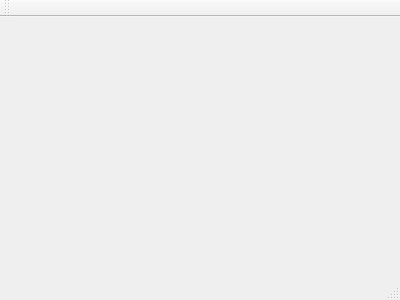
First picture: the form in Basketball-Simulation/gamesimulation.ui, repository mmorth/Basketball-Simulation-QT, before the edit.
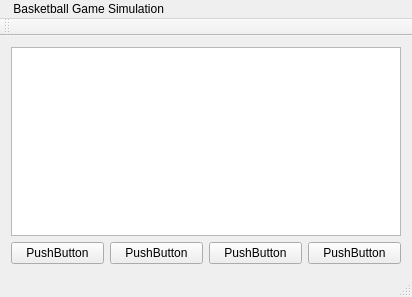
Second picture: the form after the edit.

Commit message: Setup basic dynamically resizing initial window.

The edit to the form file:
```diff
--- a/Basketball-Simulation/gamesimulation.ui
+++ b/Basketball-Simulation/gamesimulation.ui
@@ -1,24 +1,87 @@
 <ui version="4.0">
  <class>GameSimulation</class>
- <widget class="QMainWindow" name="GameSimulation" >
-  <property name="geometry" >
+ <widget class="QMainWindow" name="GameSimulation">
+  <property name="geometry">
    <rect>
     <x>0</x>
     <y>0</y>
-    <width>400</width>
-    <height>300</height>
+    <width>412</width>
+    <height>297</height>
    </rect>
   </property>
   <property name="windowTitle" >
    <string>GameSimulation</string>
   </property>
-  <widget class="QMenuBar" name="menuBar" />
-  <widget class="QToolBar" name="mainToolBar" />
-  <widget class="QWidget" name="centralWidget" />
-  <widget class="QStatusBar" name="statusBar" />
+  <widget class="QWidget" name="centralWidget">
+   <layout class="QVBoxLayout" name="verticalLayout_2">
+    <item>
+     <layout class="QVBoxLayout" name="verticalLayout">
+      <item>
+       <widget class="QTableWidget" name="tableWidget"/>
+      </item>
+      <item>
+       <layout class="QHBoxLayout" name="horizontalLayout">
+        <item>
+         <widget class="QPushButton" name="pushButton">
+          <property name="text">
+           <string>PushButton</string>
+          </property>
+         </widget>
+        </item>
+        <item>
+         <widget class="QPushButton" name="pushButton_2">
+          <property name="text">
+           <string>PushButton</string>
+          </property>
+         </widget>
+        </item>
+        <item>
+         <widget class="QPushButton" name="pushButton_3">
+          <property name="text">
+           <string>PushButton</string>
+          </property>
+         </widget>
+        </item>
+        <item>
+         <widget class="QPushButton" name="pushButton_4">
+          <property name="text">
+           <string>PushButton</string>
+          </property>
+         </widget>
+        </item>
+       </layout>
+      </item>
+     </layout>
+    </item>
+   </layout>
+  </widget>
+  <widget class="QMenuBar" name="menuBar">
+   <property name="geometry">
+    <rect>
+     <x>0</x>
+     <y>0</y>
+     <width>412</width>
+     <height>22</height>
+    </rect>
+   </property>
+   <widget class="QMenu" name="menu_Basketball_Game_Simulation">
+    <property name="title">
+     <string> Basketball Game Simulation</string>
+    </property>
+   </widget>
+   <addaction name="menu_Basketball_Game_Simulation"/>
+  </widget>
+  <widget class="QToolBar" name="mainToolBar">
+   <attribute name="toolBarArea">
+    <enum>TopToolBarArea</enum>
+   </attribute>
+   <attribute name="toolBarBreak">
+    <bool>true</bool>
+   </attribute>
+  </widget>
+  <widget class="QStatusBar" name="statusBar"/>
  </widget>
- <layoutDefault spacing="6" margin="11" />
- <pixmapfunction></pixmapfunction>
+ <layoutdefault spacing="6" margin="11"/>
  <resources/>
  <connections/>
 </ui>
```
Left out of the diff: 3 changed lines with no effect on the pictures.
